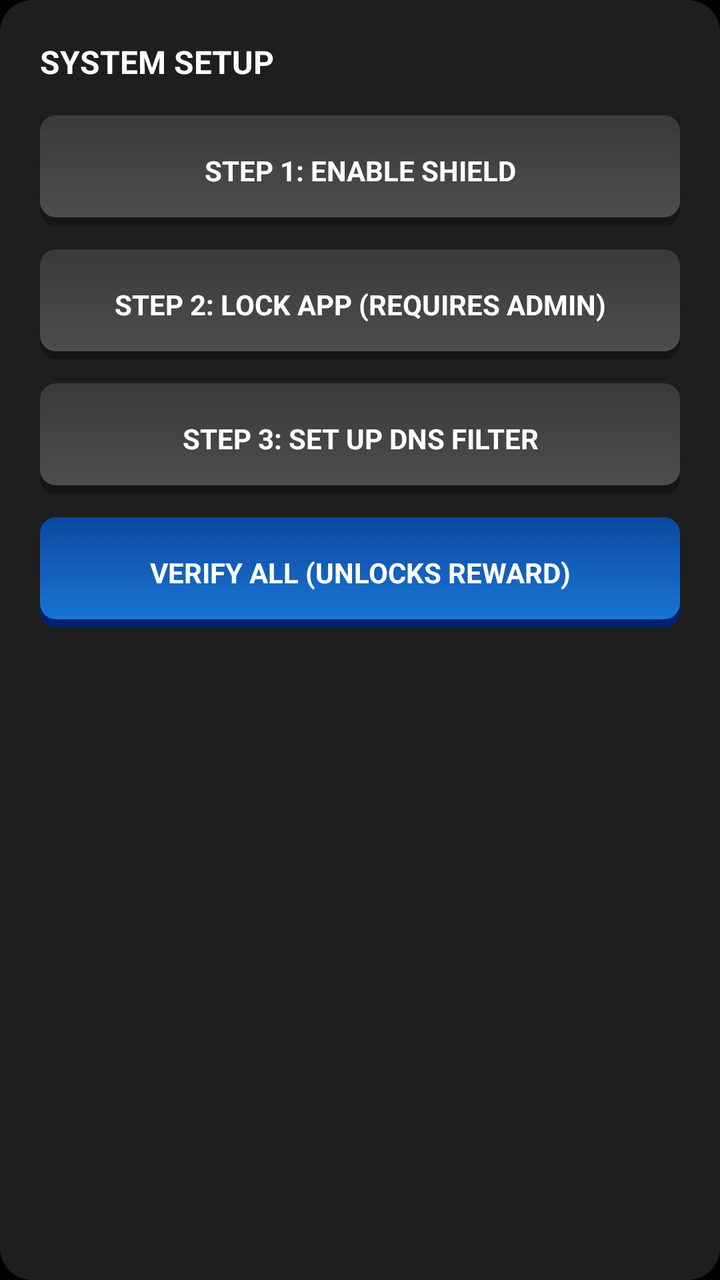
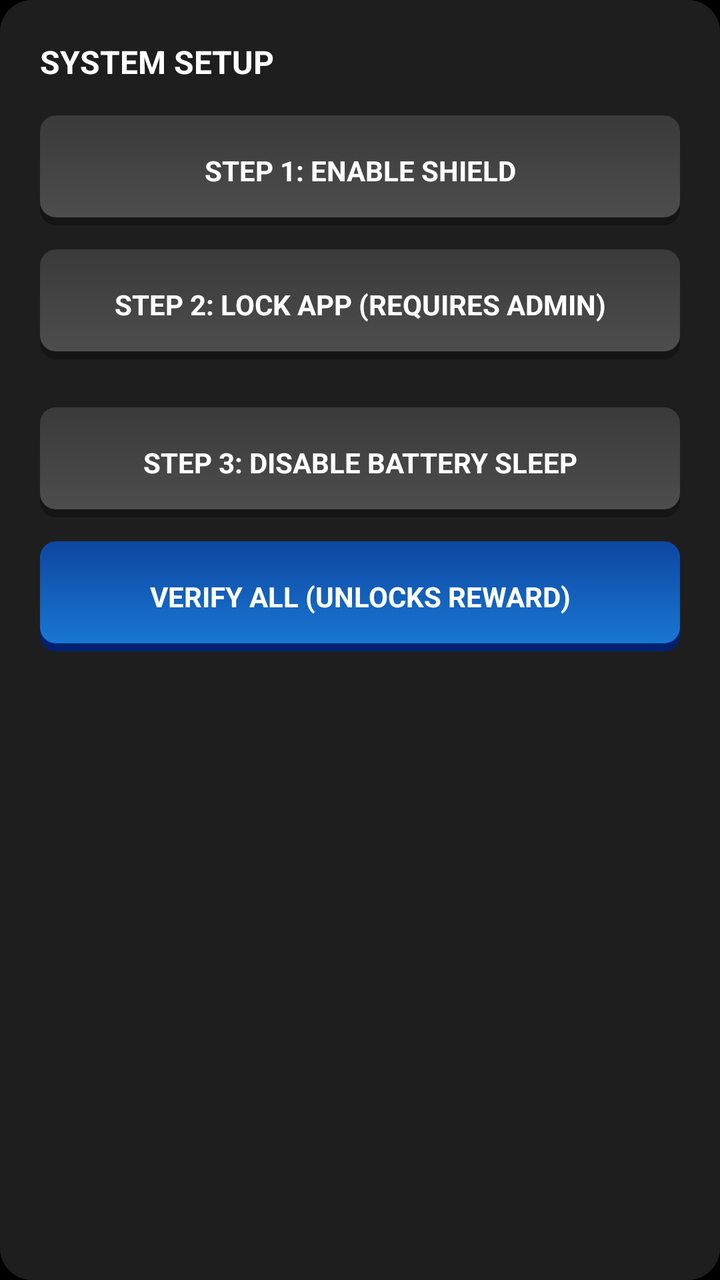

Two renders of the same Android screen: before a commit and after it. Below are the layout's source before the change and the commit's diff.
<!-- AndroidManifest.xml: application theme android:Theme.NoTitleBar -->
<!-- res/layout/card_onboarding.xml -->
<?xml version="1.0" encoding="utf-8"?>
<LinearLayout xmlns:android="http://schemas.android.com/apk/res/android"
    android:id="@+id/llOnboarding" style="@style/AppCard">
    <TextView android:layout_width="wrap_content" android:layout_height="wrap_content" style="@style/TextHeader" android:text="SYSTEM SETUP"/>
    <Button android:id="@+id/btnStep1" style="@style/AppButton.Standard" android:text="STEP 1: ENABLE SHIELD"/>
    <Button android:id="@+id/btnStep2" style="@style/AppButton.Standard" android:text="STEP 2: LOCK APP (REQUIRES ADMIN)"/>
    <Button android:id="@+id/btnStep3" style="@style/AppButton.Standard" android:text="STEP 3: SET UP DNS FILTER"/>
    <Button android:id="@+id/btnStep4" style="@style/AppButton.Standard" android:text="STEP 4: FIX BATTERY SETTINGS" android:layout_marginTop="12dp" android:visibility="gone"/>
    <Button android:id="@+id/btnTestFilter" style="@style/AppButton.Accent" android:text="VERIFY ALL (UNLOCKS REWARD)" android:layout_marginBottom="0dp"/>
</LinearLayout>
<!-- resources referenced by this layout -->
<resources>
  <style name="AppButton.Accent">
          <item name="android:background">@drawable/bg_btn_accent</item>
      </style>
  <style name="AppButton.Standard">
          <item name="android:background">@drawable/bg_btn_standard</item>
      </style>
  <style name="AppCard">
          <item name="android:layout_width">match_parent</item>
          <item name="android:layout_height">wrap_content</item>
          <item name="android:orientation">vertical</item>
          <item name="android:background">@drawable/bg_card</item>
          <item name="android:padding">20dp</item>
          <item name="android:layout_marginBottom">24dp</item>
      </style>
  <style name="TextHeader">
          <item name="android:textColor">#FFFFFF</item>
          <item name="android:textSize">16sp</item>
          <item name="android:textStyle">bold</item>
          <item name="android:layout_marginBottom">16dp</item>
      </style>
  <!-- drawable bg_btn_accent (drawable) -->
  <?xml version="1.0" encoding="utf-8"?>
  <selector xmlns:android="http://schemas.android.com/apk/res/android">
      <item android:state_pressed="true">
          <layer-list>
              <item><shape><corners android:radius="8dp"/><solid android:color="#002171"/></shape></item>
              <item android:top="4dp" android:bottom="0dp"><shape><corners android:radius="8dp"/><gradient android:angle="270" android:startColor="#093170" android:endColor="#115293"/></shape></item>
          </layer-list>
      </item>
      <item>
          <layer-list>
              <item><shape><corners android:radius="8dp"/><solid android:color="#002171"/></shape></item>
              <item android:top="0dp" android:bottom="4dp"><shape><corners android:radius="8dp"/><gradient android:angle="270" android:startColor="#0D47A1" android:endColor="#1976D2"/></shape></item>
          </layer-list>
      </item>
  </selector>
  <!-- drawable bg_btn_standard (drawable) -->
  <?xml version="1.0" encoding="utf-8"?>
  <selector xmlns:android="http://schemas.android.com/apk/res/android">
      
      <item android:state_pressed="true">
          <layer-list>
              <item><shape><corners android:radius="8dp"/><solid android:color="#151515"/></shape></item>
              <item android:top="4dp" android:bottom="0dp"><shape><corners android:radius="8dp"/><gradient android:angle="270" android:startColor="#2A2A2A" android:endColor="#3A3A3A"/></shape></item>
          </layer-list>
      </item>
      
      <item>
          <layer-list>
              <item><shape><corners android:radius="8dp"/><solid android:color="#151515"/></shape></item>
              <item android:top="0dp" android:bottom="4dp"><shape><corners android:radius="8dp"/><gradient android:angle="270" android:startColor="#3A3A3A" android:endColor="#4D4D4D"/></shape></item>
          </layer-list>
      </item>
  </selector>
  <!-- drawable bg_card (drawable) -->
  <?xml version="1.0" encoding="utf-8"?>
  <shape xmlns:android="http://schemas.android.com/apk/res/android">
      <solid android:color="#1E1E1E" />
      <corners android:radius="16dp" />
  </shape>
</resources>

<!-- the commit's change to res/layout/card_onboarding.xml (unified diff, before → after) -->
@@ -2,9 +2,14 @@
 <LinearLayout xmlns:android="http://schemas.android.com/apk/res/android"
     android:id="@+id/llOnboarding" style="@style/AppCard">
     <TextView android:layout_width="wrap_content" android:layout_height="wrap_content" style="@style/TextHeader" android:text="SYSTEM SETUP"/>
+    
     <Button android:id="@+id/btnStep1" style="@style/AppButton.Standard" android:text="STEP 1: ENABLE SHIELD"/>
     <Button android:id="@+id/btnStep2" style="@style/AppButton.Standard" android:text="STEP 2: LOCK APP (REQUIRES ADMIN)"/>
-    <Button android:id="@+id/btnStep3" style="@style/AppButton.Standard" android:text="STEP 3: SET UP DNS FILTER"/>
-    <Button android:id="@+id/btnStep4" style="@style/AppButton.Standard" android:text="STEP 4: FIX BATTERY SETTINGS" android:layout_marginTop="12dp" android:visibility="gone"/>
+    <Button android:id="@+id/btnStepBatteryOpt" style="@style/AppButton.Standard" android:text="STEP 3: DISABLE BATTERY SLEEP" android:layout_marginTop="12dp"/>
+    
+    
+    <Button android:id="@+id/btnStep4" style="@style/AppButton.Standard" android:text="STEP 4: FIX OEM AUTOSTART" android:layout_marginTop="12dp" android:visibility="gone"/>
+    <Button android:id="@+id/btnStep5" style="@style/AppButton.Standard" android:text="STEP 5: FIX OEM BATTERY SAVER" android:layout_marginTop="12dp" android:visibility="gone"/>
+    
     <Button android:id="@+id/btnTestFilter" style="@style/AppButton.Accent" android:text="VERIFY ALL (UNLOCKS REWARD)" android:layout_marginBottom="0dp"/>
 </LinearLayout>
